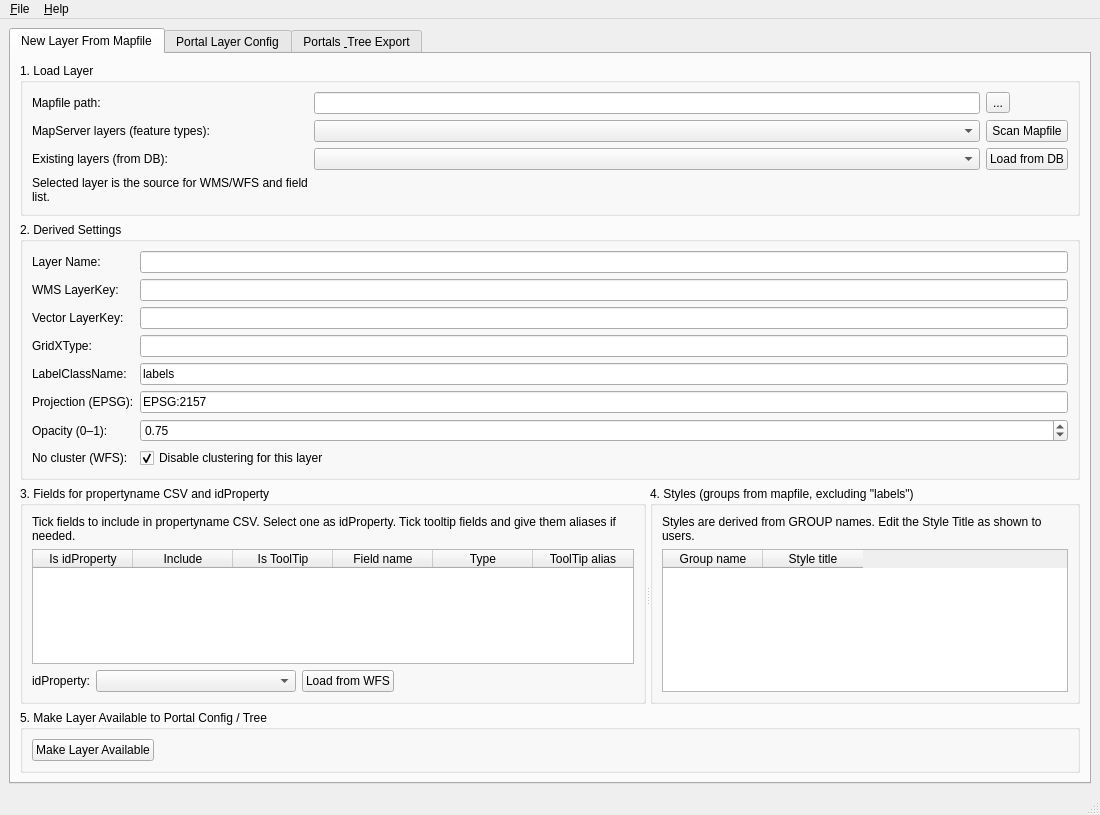
Old version of the form json_generator/LayerConfigNewLayerWizard_prenewT2.ui in the repository select-8/LayerMaker.
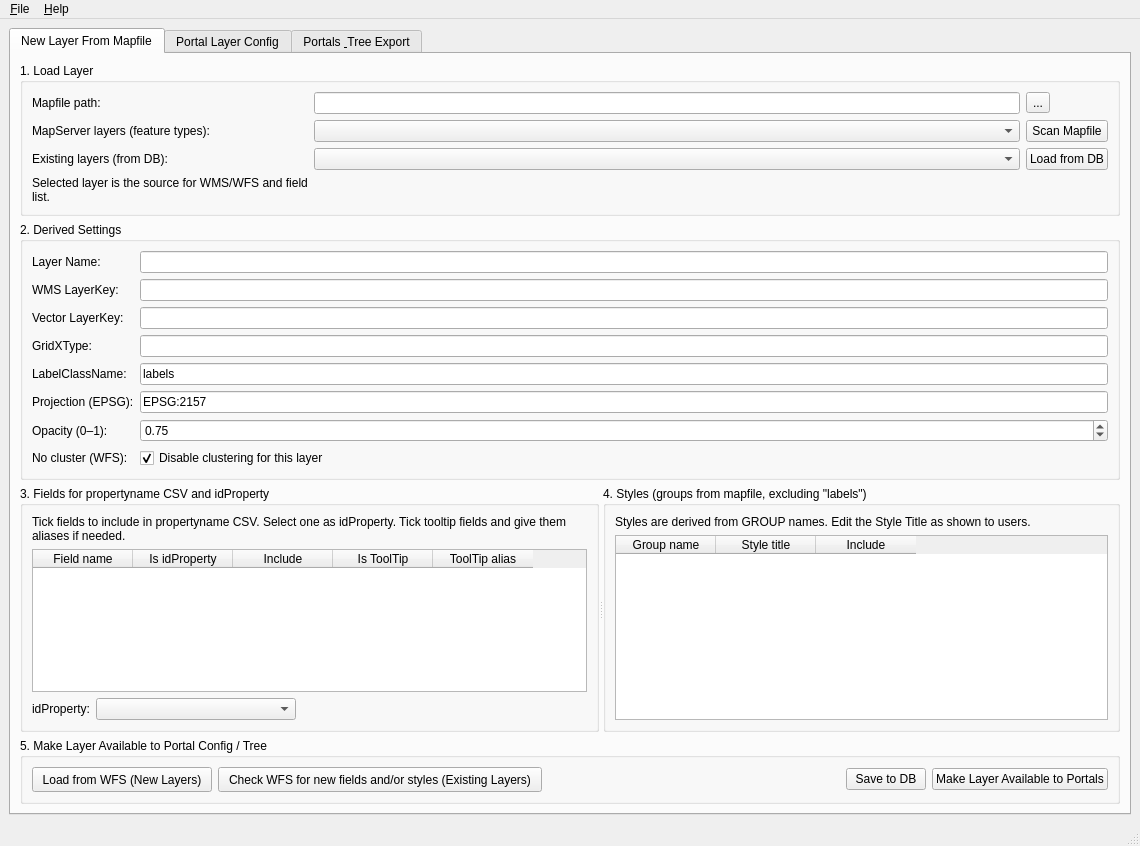
New version of the form. The open tabs and pages were chosen to show the change.

```diff
--- a/json_generator/LayerConfigNewLayerWizard_prenewT2.ui
+++ b/json_generator/LayerConfigNewLayerWizard_prenewT2.ui
@@ -6,10 +6,16 @@
    <rect>
     <x>0</x>
     <y>0</y>
-    <width>1100</width>
-    <height>800</height>
+    <width>1140</width>
+    <height>846</height>
    </rect>
   </property>
+  <property name="maximumSize">
+   <size>
+    <width>16777215</width>
+    <height>16777215</height>
+   </size>
+  </property>
   <property name="windowTitle">
    <string>LayerConfig - New Layer From Mapfile</string>
   </property>
@@ -259,6 +265,11 @@
                </item>
                <item>
                 <widget class="QTableWidget" name="tblFields">
+                 <column>
+                  <property name="text">
+                   <string>Field name</string>
+                  </property>
+                 </column>
                  <column>
                   <property name="text">
                    <string>Is idProperty</string>
@@ -274,16 +285,6 @@
                    <string>Is ToolTip</string>
                   </property>
                  </column>
-                 <column>
-                  <property name="text">
-                   <string>Field name</string>
-                  </property>
-                 </column>
-                 <column>
-                  <property name="text">
-                   <string>Type</string>
-                  </property>
-                 </column>
                  <column>
                   <property name="text">
                    <string>ToolTip alias</string>
@@ -310,13 +311,6 @@
                    </property>
                   </widget>
                  </item>
-                 <item>
-                  <widget class="QPushButton" name="btnLoadFieldsFromWFS">
-                   <property name="text">
-                    <string>Load from WFS</string>
-                   </property>
-                  </widget>
-                 </item>
                  <item>
                   <spacer name="horizontalSpacer_idProperty">
                    <property name="orientation">
@@ -367,6 +361,11 @@
                    <string>Style title</string>
                   </property>
                  </column>
+                 <column>
+                  <property name="text">
+                   <string>Include</string>
+                  </property>
+                 </column>
                 </widget>
                </item>
               </layout>
@@ -376,16 +375,53 @@
           </widget>
          </widget>
         </item>
-        <item>
+        <item alignment="Qt::AlignLeft">
          <widget class="QGroupBox" name="groupBox_makeAvailable">
           <property name="title">
            <string>5. Make Layer Available to Portal Config / Tree</string>
           </property>
           <layout class="QHBoxLayout" name="horizontalLayout_makeAvailable">
            <item>
-            <widget class="QPushButton" name="btnMakeLayerAvailable">
+            <widget class="QPushButton" name="btnLoadFieldsFromWFS">
+             <property name="minimumSize">
+              <size>
+               <width>0</width>
+               <height>25</height>
+              </size>
+             </property>
              <property name="text">
-              <string>Make Layer Available</string>
+              <string>  Load from WFS (New Layers)  </string>
+             </property>
+             <property name="iconSize">
+              <size>
+               <width>25</width>
+               <height>16</height>
+              </size>
+             </property>
+             <property name="checkable">
+              <bool>false</bool>
+             </property>
+             <property name="default">
+              <bool>false</bool>
+             </property>
+             <property name="flat">
+              <bool>false</bool>
+             </property>
+            </widget>
+           </item>
+           <item alignment="Qt::AlignHCenter">
+            <widget class="QPushButton" name="btnCheckFieldsAndStylesFromWFS">
+             <property name="minimumSize">
+              <size>
+               <width>0</width>
+               <height>25</height>
+              </size>
+             </property>
+             <property name="layoutDirection">
+              <enum>Qt::LeftToRight</enum>
+             </property>
+             <property name="text">
+              <string>  Check WFS for new fields and/or styles (Existing Layers)  </string>
              </property>
             </widget>
            </item>
@@ -396,12 +432,26 @@
              </property>
              <property name="sizeHint" stdset="0">
               <size>
-               <width>40</width>
+               <width>400</width>
                <height>20</height>
               </size>
              </property>
             </spacer>
            </item>
+           <item>
+            <widget class="QPushButton" name="btnSaveLayerToDb">
+             <property name="text">
+              <string>Save to DB</string>
+             </property>
+            </widget>
+           </item>
+           <item>
+            <widget class="QPushButton" name="btnMakeLayerAvailable">
+             <property name="text">
+              <string>Make Layer Available to Portals</string>
+             </property>
+            </widget>
+           </item>
           </layout>
          </widget>
         </item>
@@ -1105,7 +1155,7 @@
     <rect>
      <x>0</x>
      <y>0</y>
-     <width>1100</width>
+     <width>1140</width>
      <height>21</height>
     </rect>
    </property>
```
Left out of the diff: 61 changed lines with no effect on the pictures.
